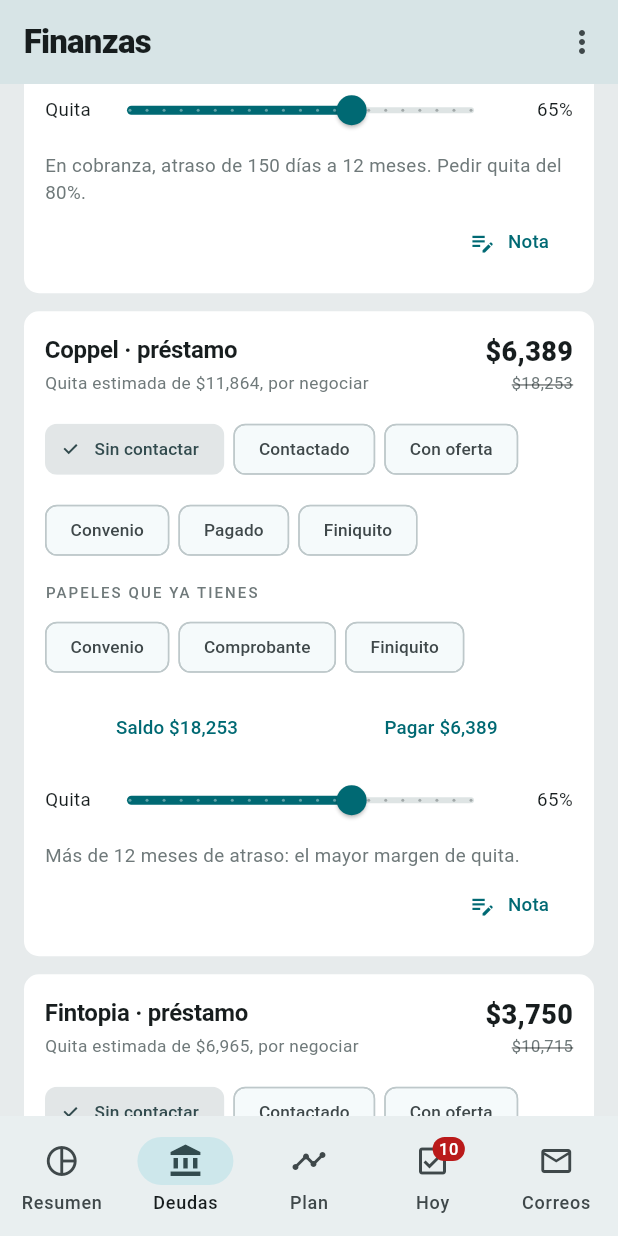
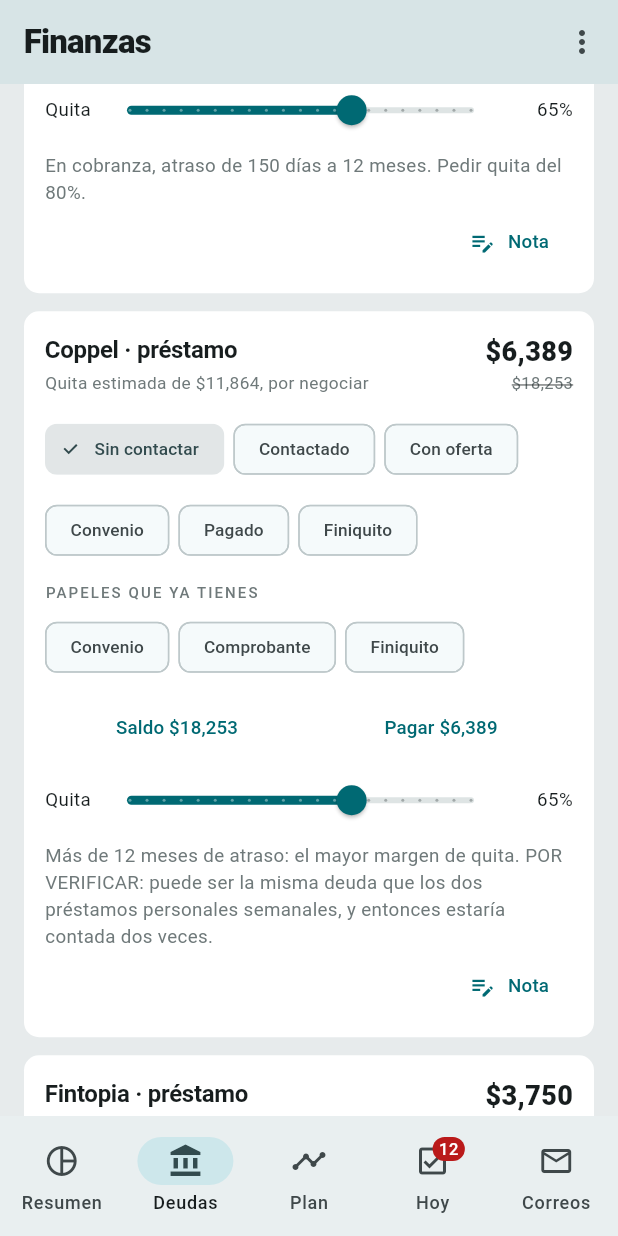
Before and after one commit to elimihalloo09-arch/Peueba, a Flutter app: the screen it shows after launch, item 2 of the bottom bar chosen, scrolled down 1728 dp, on a phone screen of 412 x 824 dp. Run offline on Flutter 3.47's test engine with Material 3 defaults, Android fonts, the phone set to English and light mode, and no system bars; our stand-ins replace shared_preferences.

Commit message:
Cargar los dos prestamos personales semanales, lo mas caro de toda la lista
Dos creditos que se pagan por semana y que no estaban en ningun lado: uno de
$10,500 dispuesto el 4-feb-2026 a 154 semanas de $184, y otro de $5,000
dispuesto el 10-jun-2026 a 128 semanas de $95.

Calculando la tasa que iguala el monto dispuesto con el valor presente de
los pagos, salen 128% y 137% anual, contra el 90% de Fintopia que hasta
ahora encabezaba la lista.

Lo decisivo no es la tasa sino la diferencia entre seguir pagando y
liquidar: las pantallas del propio acreedor ofrecen liquidar hoy en $10,330
y $5,041, contra $22,816 y $11,020 de cubrir las semanas que faltan. Son
$18,465 de ahorro por pagar antes, mas que cualquiera de las quitas
negociadas, y liberan $1,209 al mes.

El renglon de Coppel venia del Buro con mas de 12 meses de atraso, mientras
que estos dos vienen al corriente, asi que probablemente son deudas
distintas; queda marcado como por verificar para no darlo por bueno.

No se guardan los numeros de pedido: el repositorio sigue siendo publico.

Co-Authored-By: Claude Opus 5 <noreply@anthropic.com>
Claude-Session: https://claude.ai/code/session_01FJpFQzq3dJWFg7tCWTNygk

```diff
--- a/movil/lib/datos/semilla.dart
+++ b/movil/lib/datos/semilla.dart
@@ -50,7 +50,9 @@ Estado semilla() => Estado(
           saldoOriginal: 1825300,
           montoAPagar: 638900,
           tasaAnual: 70,
-          nota: 'Más de 12 meses de atraso: el mayor margen de quita.',
+          nota: 'Más de 12 meses de atraso: el mayor margen de quita. '
+              'POR VERIFICAR: puede ser la misma deuda que los dos préstamos '
+              'personales semanales, y entonces estaría contada dos veces.',
         ),
         Acreedor(
           id: 'fintopia',
@@ -82,6 +84,30 @@ Estado semilla() => Estado(
               '\$1,306.33, fecha límite INMEDIATO. Ya cobra moratorios al '
               '74.4% sobre \$472.50. Pagando el mínimo se liquida en 5 meses '
               'con \$606 de intereses. CAT 98.7%.',
+        ),
+        Acreedor(
+          id: 'personal10500',
+          nombre: 'Préstamo personal de \$10,500',
+          saldoOriginal: 1033000,
+          montoAPagar: 1033000,
+          tasaAnual: 128,
+          pagoMensual: 79733,
+          admiteQuita: false,
+          nota: 'Semanal de \$184 en la app (\$195 en sucursal). Dispuesto el '
+              '4-feb-2026 a 154 semanas; llevas 30. Liquidarlo hoy cuesta '
+              '\$10,330 contra \$22,816 de seguir pagando: ahorras \$12,486.',
+        ),
+        Acreedor(
+          id: 'personal5000',
+          nombre: 'Préstamo personal de \$5,000',
+          saldoOriginal: 504100,
+          montoAPagar: 504100,
+          tasaAnual: 137,
+          pagoMensual: 41167,
+          admiteQuita: false,
+          nota: 'Semanal de \$95 en la app (\$100 en sucursal). Dispuesto el '
+              '10-jun-2026 a 128 semanas; llevas 12. Liquidarlo hoy cuesta '
+              '\$5,041 contra \$11,020 de seguir pagando: ahorras \$5,979.',
         ),
         Acreedor(
           id: 'telcel',
@@ -145,6 +171,16 @@ Estado semilla() => Estado(
           texto: 'Pagar el mínimo de BanCoppel, \$1,306, antes del corte del 20',
           vence: DateTime(2026, 9, 20),
         ),
+        Pendiente(
+          id: 'p11',
+          texto: 'Liquidar el préstamo de \$10,330 con el primer apoyo de Mario',
+          vence: DateTime(2026, 10, 15),
+        ),
+        Pendiente(
+          id: 'p12',
+          texto: 'Verificar si los préstamos semanales ya están dentro del saldo de Coppel',
+          vence: DateTime(2026, 9, 22),
+        ),
       ],
       movimientos: [
         Movimiento(
```
Also changed, not shown: movil/lib/datos/migraciones.dart (+65 -1 lines), 1 other file.
